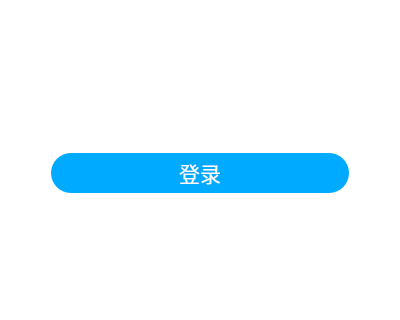
Qt form pages/WelcomePage.ui (wps139hf/app) before a commit; both pictures show x 0 to 400 and y 280 to 600 of the 400 by 600 pixel window.
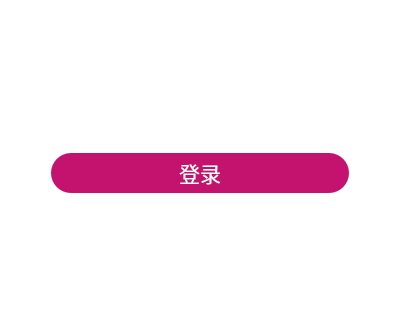
The same form after that commit. Icons and pictures are not drawn.

What changed in the file:
```diff
--- a/pages/WelcomePage.ui
+++ b/pages/WelcomePage.ui
@@ -86,7 +86,7 @@
        <property name="styleSheet">
         <string notr="true">QPushButton{
     border: none;
-	background-color: rgb(0, 170, 255);
+	background-color: rgb(196, 19, 111);
 	color: white;   
 	border-radius: 20px;                        
 }
```
